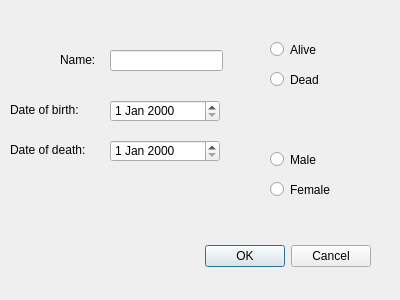
Above: personedit.ui from hrafnkelli14/Verklegt-verkefni-3 before the change. Below: the same form after it.
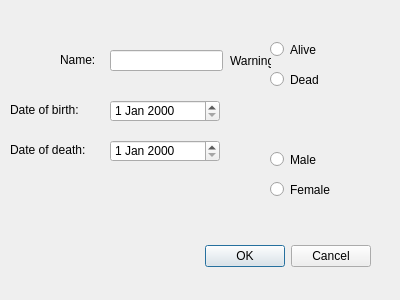
That is the form after the change.

Patch:
```diff
--- a/personedit.ui
+++ b/personedit.ui
@@ -162,6 +162,25 @@
     <string>Date of death:</string>
    </property>
   </widget>
+  <widget class="QLabel" name="warningIcon">
+   <property name="geometry">
+    <rect>
+     <x>230</x>
+     <y>40</y>
+     <width>41</width>
+     <height>41</height>
+    </rect>
+   </property>
+   <property name="toolTip">
+    <string>&lt;html&gt;&lt;head/&gt;&lt;body&gt;&lt;p&gt;Name is empty or contains illegal characters.&lt;/p&gt;&lt;/body&gt;&lt;/html&gt;</string>
+   </property>
+   <property name="toolTipDuration">
+    <number>-1</number>
+   </property>
+   <property name="text">
+    <string>Warning</string>
+   </property>
+  </widget>
  </widget>
  <resources/>
  <connections>
```
Left out of the diff: 2 changed lines with no effect on the pictures.
